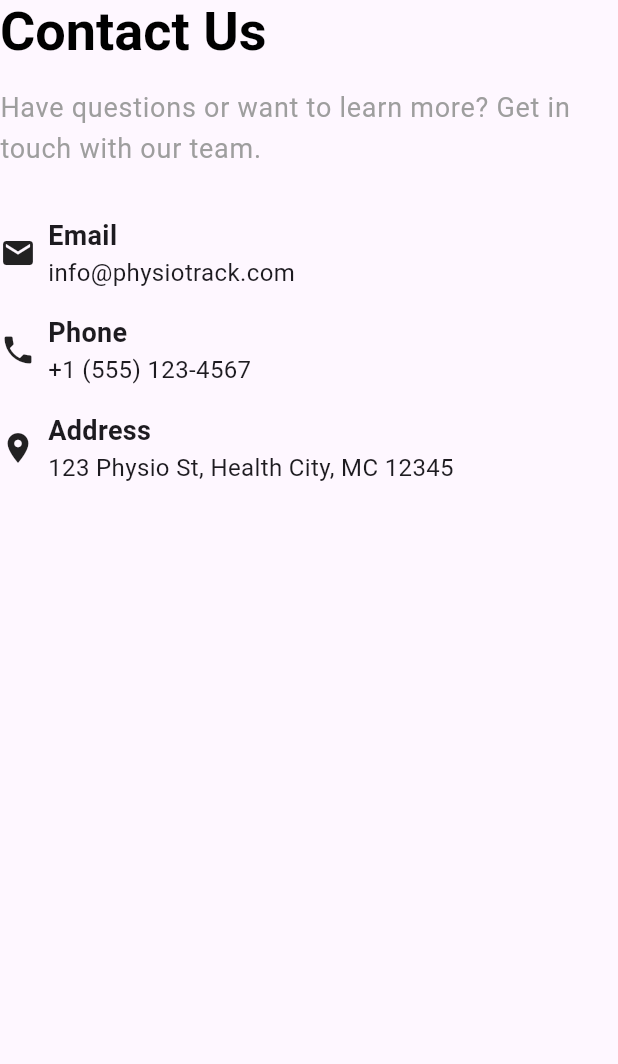
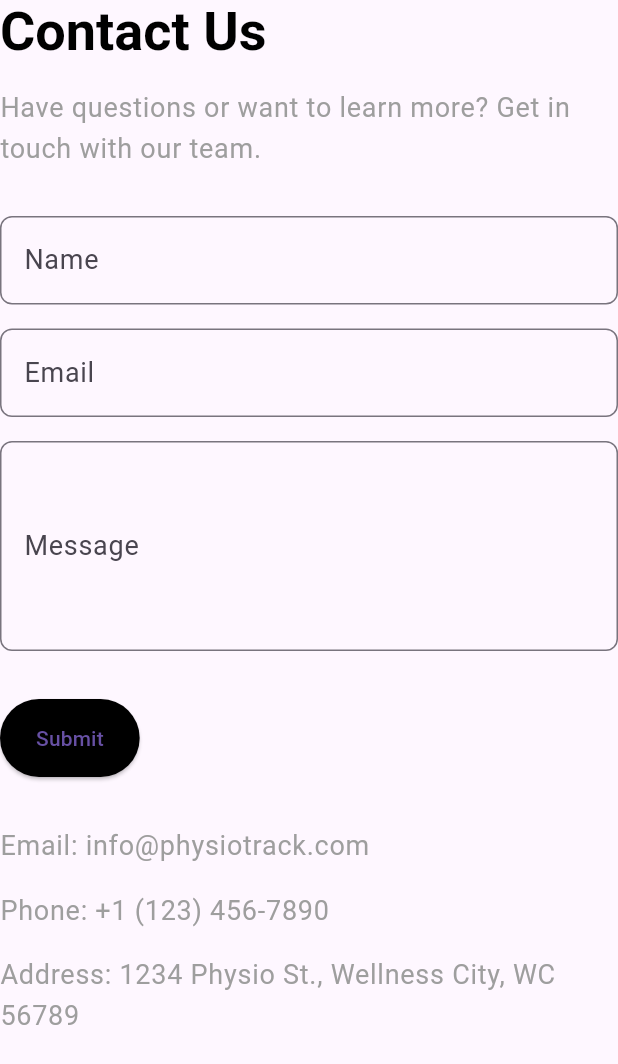
Before and after one commit to PraghadeeshLife/physio_landing, a Flutter app: the ContactSection widget shown alone on an empty page, opened directly, on a phone screen of 412 x 824 dp. Shown: the top 1064 px of the screen. Run offline on Flutter 3.47's test engine with Material 3 defaults, Android fonts, the phone set to English and light mode, and no system bars.

Commit message:
add hamburger menu

```diff
--- a/lib/main.dart
+++ b/lib/main.dart
@@ -36,24 +36,27 @@ class LandingPage extends StatelessWidget {
         elevation: 0,
         title: Row(
           children: [
-            Icon(Icons.favorite, color: Colors.black),
-            SizedBox(width: 8),
-            Text('PhysioTrack', style: TextStyle(color: Colors.black)),
+            const Icon(Icons.favorite, color: Colors.black),
+            const SizedBox(width: 8),
+            const Text('PhysioTrack', style: TextStyle(color: Colors.black)),
           ],
         ),
         actions: [
-          TextButton(onPressed: () {}, child: Text('Features')),
-          TextButton(onPressed: () {}, child: Text('Pricing')),
-          TextButton(onPressed: () {}, child: Text('About')),
-          TextButton(onPressed: () {}, child: Text('Contact')),
+          if (MediaQuery.of(context).size.width > 600) ...[
+            TextButton(onPressed: () {}, child: const Text('Features')),
+            TextButton(onPressed: () {}, child: const Text('Pricing')),
+            TextButton(onPressed: () {}, child: const Text('About')),
+            TextButton(onPressed: () {}, child: const Text('Contact')),
+          ]
         ],
       ),
+      drawer: MediaQuery.of(context).size.width <= 600 ? _buildDrawer(context) : null,
       body: SingleChildScrollView(
         child: Padding(
           padding: const EdgeInsets.all(32.0),
           child: Column(
             crossAxisAlignment: CrossAxisAlignment.start,
-            children: [
+            children: const [
               HeroSection(),
               SizedBox(height: 64),
               FeaturesSection(),
@@ -67,9 +70,57 @@ class LandingPage extends StatelessWidget {
       ),
     );
   }
+
+  Drawer _buildDrawer(BuildContext context) {
+    return Drawer(
+      child: ListView(
+        padding: EdgeInsets.zero,
+        children: [
+          DrawerHeader(
+            decoration: const BoxDecoration(
+              color: Colors.white,
+            ),
+            child: Row(
+              children: [
+                const Icon(Icons.favorite, color: Colors.black),
+                const SizedBox(width: 8),
+                const Text('PhysioTrack', style: TextStyle(color: Colors.black, fontSize: 24)),
+              ],
+            ),
+          ),
+          ListTile(
+            title: const Text('Features', style: TextStyle(color: Colors.black)),
+            onTap: () {
+              Navigator.pop(context);
+            },
+          ),
+          ListTile(
+            title: const Text('Pricing', style: TextStyle(color: Colors.black)),
+            onTap: () {
+              Navigator.pop(context);
+            },
+          ),
+          ListTile(
+            title: const Text('About', style: TextStyle(color: Colors.black)),
+            onTap: () {
+              Navigator.pop(context);
+            },
+          ),
+          ListTile(
+            title: const Text('Contact', style: TextStyle(color: Colors.black)),
+            onTap: () {
+              Navigator.pop(context);
+            },
+          ),
+        ],
+      ),
+    );
+  }
 }
 
 class HeroSection extends StatelessWidget {
+  const HeroSection({Key? key}) : super(key: key);
+
   @override
   Widget build(BuildContext context) {
     return Column(
@@ -79,29 +130,29 @@ class HeroSection extends StatelessWidget {
           'Revolutionize Your Physiotherapy Practice',
           style: Theme.of(context).textTheme.displayLarge,
         ),
-        SizedBox(height: 16),
+        const SizedBox(height: 16),
         Text(
           'Create personalized exercise plans, track patient progress, and expand your clinic\'s reach with PhysioTrack - the all-in-one solution for modern physiotherapists.',
           style: Theme.of(context).textTheme.bodyLarge,
         ),
-        SizedBox(height: 32),
+        const SizedBox(height: 32),
         Row(
           children: [
             ElevatedButton(
               onPressed: () {},
-              child: Text('Join Waiting List'),
+              child: const Text('Join Waiting List'),
               style: ElevatedButton.styleFrom(
                 backgroundColor: Colors.black,
-                padding: EdgeInsets.symmetric(horizontal: 24, vertical: 16),
+                padding: const EdgeInsets.symmetric(horizontal: 24, vertical: 16),
               ),
             ),
-            SizedBox(width: 16),
+            const SizedBox(width: 16),
             OutlinedButton(
               onPressed: () {},
-              child: Text('Learn More'),
+              child: const Text('Learn More'),
               style: OutlinedButton.styleFrom(
-                side: BorderSide(color: Colors.black),
-                padding: EdgeInsets.symmetric(horizontal: 24, vertical: 16),
+                side: const BorderSide(color: Colors.black),
+                padding: const EdgeInsets.symmetric(horizontal: 24, vertical: 16),
               ),
             ),
           ],
@@ -112,6 +163,8 @@ class HeroSection extends StatelessWidget {
 }
 
 class FeaturesSection extends StatelessWidget {
+  const FeaturesSection({Key? key}) : super(key: key);
+
   @override
   Widget build(BuildContext context) {
     return Column(
@@ -121,7 +174,7 @@ class FeaturesSection extends StatelessWidget {
           'Key Features',
           style: Theme.of(context).textTheme.displayMedium,
         ),
-        SizedBox(height: 32),
+        const SizedBox(height: 32),
         LayoutBuilder(
           builder: (context, constraints) {
             if (constraints.maxWidth > 600) {
@@ -129,9 +182,9 @@ class FeaturesSection extends StatelessWidget {
                 crossAxisAlignment: CrossAxisAlignment.start,
                 children: [
                   Expanded(child: _buildFeatureCard(Icons.assignment, 'Customized Exercise Plans', 'Create tailored exercise regimens for each patient, including video instructions and progress tracking.')),
-                  SizedBox(width: 32),
+                  const SizedBox(width: 32),
                   Expanded(child: _buildFeatureCard(Icons.show_chart, 'Progress Tracking', 'Monitor patient progress over time, visualize improvements, and adjust plans as needed.')),
-                  SizedBox(width: 32),
+                  const SizedBox(width: 32),
                   Expanded(child: _buildFeatureCard(Icons.people, 'Patient Management', 'Efficiently manage your patient roster, appointments, and treatment history in one place.')),
                 ],
               );
@@ -139,9 +192,9 @@ class FeaturesSection extends StatelessWidget {
               return Column(
                 children: [
                   _buildFeatureCard(Icons.assignment, 'Customized Exercise Plans', 'Create tailored exercise regimens for each patient, including video instructions and progress tracking.'),
-                  SizedBox(height: 32),
+                  const SizedBox(height: 32),
                   _buildFeatureCard(Icons.show_chart, 'Progress Tracking', 'Monitor patient progress over time, visualize improvements, and adjust plans as needed.'),
-                  SizedBox(height: 32),
+                  const SizedBox(height: 32),
                   _buildFeatureCard(Icons.people, 'Patient Management', 'Efficiently manage your patient roster, appointments, and treatment history in one place.'),
                 ],
               );
@@ -162,10 +215,10 @@ class FeaturesSection extends StatelessWidget {
           crossAxisAlignment: CrossAxisAlignment.start,
           children: [
             Icon(icon, size: 48),
-            SizedBox(height: 16),
-            Text(title, style: TextStyle(fontSize: 24, fontWeight: FontWeight.bold)),
-            SizedBox(height: 8),
-            Text(description, style: TextStyle(fontSize: 16, color: Colors.grey)),
+            const SizedBox(height: 16),
+            Text(title, style: const TextStyle(fontSize: 24, fontWeight: FontWeight.bold)),
+            const SizedBox(height: 8),
+            Text(description, style: const TextStyle(fontSize: 16, color: Colors.grey)),
           ],
         ),
       ),
@@ -174,6 +227,8 @@ class FeaturesSection extends StatelessWidget {
 }
 
 class AboutSection extends StatelessWidget {
+  const AboutSection({Key? key}) : super(key: key);
+
   @override
   Widget build(BuildContext context) {
     return Column(
@@ -183,12 +238,12 @@ class AboutSection extends StatelessWidget {
           'About PhysioTrack',
           style: Theme.of(context).textTheme.displayMedium,
         ),
-        SizedBox(height: 16),
+        const SizedBox(height: 16),
         Text(
           'PhysioTrack is a cutting-edge platform designed to empower physiotherapists and enhance patient care. Our mission is to bridge the gap between in-clinic treatments and at-home exercises, ensuring better outcomes for patients and more efficient practice management for therapists.',
           style: Theme.of(context).textTheme.bodyLarge,
         ),
-        SizedBox(height: 16),
+        const SizedBox(height: 16),
         Text(
           'Founded by a team of experienced physiotherapists and software engineers, PhysioTrack combines clinical expertise with advanced technology to create a solution that truly understands and addresses the needs of modern physiotherapy practices.',
           style: Theme.of(context).textTheme.bodyLarge,
@@ -199,6 +254,8 @@ class AboutSection extends StatelessWidget {
 }
 
 class ContactSection extends StatelessWidget {
+  const ContactSection({Key? key}) : super(key: key);
+
   @override
   Widget build(BuildContext context) {
     return Column(
@@ -208,33 +265,28 @@ class ContactSection extends StatelessWidget {
           'Contact Us',
           style: Theme.of(context).textTheme.displayMedium,
         ),
-        SizedBox(height: 16),
+        const SizedBox(height: 16),
         Text(
           'Have questions or want to learn more? Get in touch with our team.',
           style: Theme.of(context).textTheme.bodyLarge,
         ),
-        SizedBox(height: 32),
+        const SizedBox(height: 32),
         LayoutBuilder(
           builder: (context, constraints) {
             if (constraints.maxWidth > 600) {
               return Row(
-                crossAxisAlignment: CrossAxisAlignment.start,
                 children: [
-                  Expanded(child: _buildContactInfo(Icons.email, 'Email', 'info@physiotrack.com')),
-                  SizedBox(width: 32),
-                  Expanded(child: _buildContactInfo(Icons.phone, 'Phone', '+1 (555) 123-4567')),
-                  SizedBox(width: 32),
-                  Expanded(child: _buildContactInfo(Icons.location_on, 'Address', '123 Physio St, Health City, MC 12345')),
+                  Expanded(child: _buildContactForm()),
+                  const SizedBox(width: 32),
+                  Expanded(child: _buildContactInfo(context)),
                 ],
               );
             } else {
               return Column(
                 children: [
-                  _buildContactInfo(Icons.email, 'Email', 'info@physiotrack.com'),
-                  SizedBox(height: 16),
-                  _buildContactInfo(Icons.phone, 'Phone', '+1 (555) 123-4567'),
-                  SizedBox(height: 16),
-                  _buildContactInfo(Icons.location_on, 'Address', '123 Physio St, Health City, MC 12345'),
+                  _buildContactForm(),
+                  const SizedBox(height: 32),
+                  _buildContactInfo(context),
                 ],
               );
             }
@@ -244,19 +296,54 @@ class ContactSection extends StatelessWidget {
     );
   }
 
-  Widget _buildContactInfo(IconData icon, String title, String info) {
-    return Row(
+  Widget _buildContactForm() {
+    return Column(
+      crossAxisAlignment: CrossAxisAlignment.start,
       children: [
-        Icon(icon, size: 24),
-        SizedBox(width: 8),
-        Column(
-          crossAxisAlignment: CrossAxisAlignment.start,
-          children: [
-            Text(title, style: TextStyle(fontSize: 18, fontWeight: FontWeight.bold)),
-            Text(info, style: TextStyle(fontSize: 16)),
-          ],
+        TextField(
+          decoration: InputDecoration(
+            labelText: 'Name',
+            border: OutlineInputBorder(borderRadius: BorderRadius.circular(8)),
+          ),
+        ),
+        const SizedBox(height: 16),
+        TextField(
+          decoration: InputDecoration(
+            labelText: 'Email',
+            border: OutlineInputBorder(borderRadius: BorderRadius.circular(8)),
+          ),
+        ),
+        const SizedBox(height: 16),
+        TextField(
+          maxLines: 4,
+          decoration: InputDecoration(
+            labelText: 'Message',
+            border: OutlineInputBorder(borderRadius: BorderRadius.circular(8)),
+          ),
+        ),
+        const SizedBox(height: 32),
+        ElevatedButton(
+          onPressed: () {},
+          child: const Text('Submit'),
+          style: ElevatedButton.styleFrom(
+            padding: const EdgeInsets.symmetric(horizontal: 24, vertical: 16),
+            backgroundColor: Colors.black,
+          ),
         ),
       ],
     );
   }
+
+  Widget _buildContactInfo(BuildContext context) {
+    return Column(
+      crossAxisAlignment: CrossAxisAlignment.start,
+      children: [
+        Text('Email: info@physiotrack.com', style: Theme.of(context).textTheme.bodyLarge),
+        const SizedBox(height: 16),
+        Text('Phone: +1 (123) 456-7890', style: Theme.of(context).textTheme.bodyLarge),
+        const SizedBox(height: 16),
+        Text('Address: 1234 Physio St., Wellness City, WC 56789', style: Theme.of(context).textTheme.bodyLarge),
+      ],
+    );
+  }
 }
```
